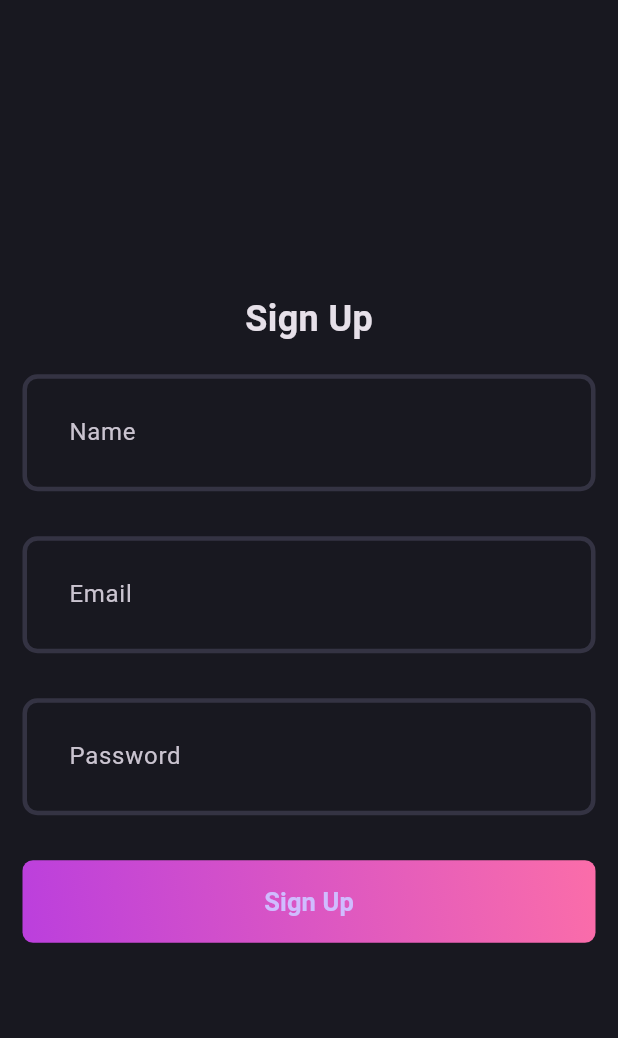
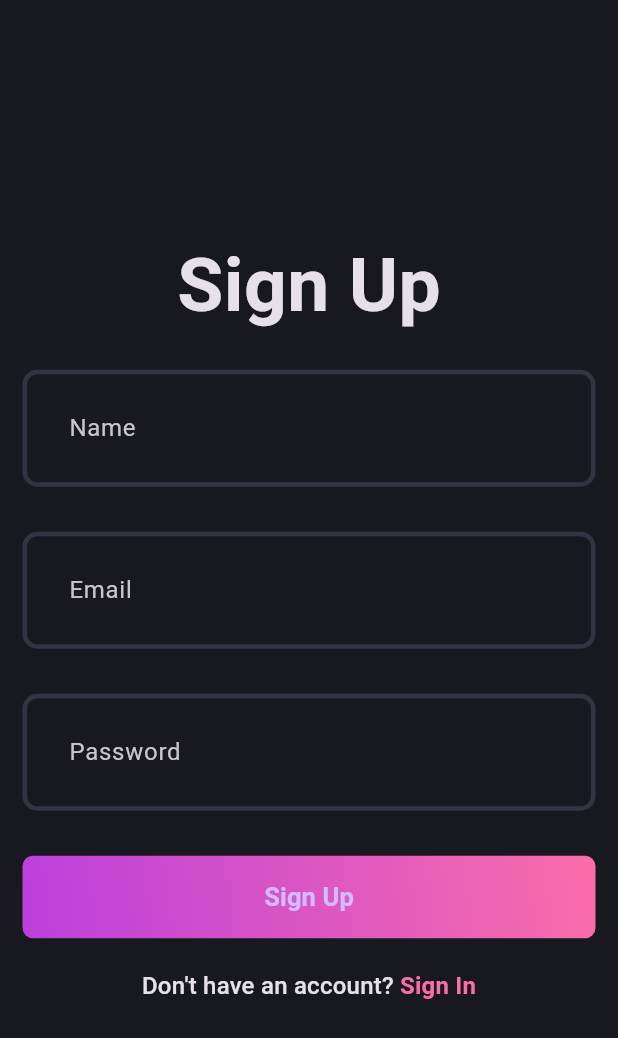
Before and after one commit to nguyenhcp2004/blog_app, a Flutter app: the screen it shows after launch, on a phone screen of 412 x 824 dp. Shown: the top 1038 px of the screen. Run offline on Flutter 3.47's test engine with Material 3 defaults, Android fonts, the phone set to English and light mode, and no system bars.

Commit message:
feat(form): form for signup page

```diff
--- a/lib/features/auth/presentation/pages/signup_page.dart
+++ b/lib/features/auth/presentation/pages/signup_page.dart
@@ -1,4 +1,5 @@
 import 'package:flutter/material.dart';
+import 'package:youtube_app/core/theme/app_pallete.dart';
 import 'package:youtube_app/features/auth/presentation/widgets/auth_field.dart';
 import 'package:youtube_app/features/auth/presentation/widgets/auth_gradient_button.dart';
 
@@ -10,27 +11,63 @@ class SignUpPage extends StatefulWidget {
 }
 
 class _SignUpPageState extends State<SignUpPage> {
+  final emailController = TextEditingController();
+  final passwordController = TextEditingController();
+  final nameController = TextEditingController();
+  final formKey = GlobalKey<FormState>();
+
+  @override
+  void dispose() {
+    emailController.dispose();
+    passwordController.dispose();
+    nameController.dispose();
+    super.dispose();
+  }
+
   @override
   Widget build(BuildContext context) {
     return Scaffold(
       body: Padding(
         padding: EdgeInsets.all(15.0),
+        child: Form(
+          key: formKey,
           child: Column(
             mainAxisAlignment: MainAxisAlignment.center,
             children: [
               const Text(
                 'Sign Up',
-              style: TextStyle(fontSize: 24, fontWeight: FontWeight.bold),
+                style: TextStyle(fontSize: 50, fontWeight: FontWeight.bold),
               ),
               const SizedBox(height: 20),
-            const AuthField(hintText: 'Name'),
+              AuthField(hintText: 'Name', controller: nameController),
               const SizedBox(height: 30),
-            const AuthField(hintText: 'Email'),
+              AuthField(hintText: 'Email', controller: emailController),
               const SizedBox(height: 30),
-            const AuthField(hintText: 'Password'),
+              AuthField(
+                hintText: 'Password',
+                isObscureText: true,
+                controller: passwordController,
+              ),
               const SizedBox(height: 30),
               AuthGradientButton(buttonText: 'Sign Up', onPressed: () {}),
+              const SizedBox(height: 20),
+              RichText(
+                text: TextSpan(
+                  text: 'Don\'t have an account? ',
+                  style: Theme.of(context).textTheme.titleMedium,
+                  children: <TextSpan>[
+                    TextSpan(
+                      text: 'Sign In',
+                      style: Theme.of(context).textTheme.titleMedium?.copyWith(
+                        color: AppPallete.gradient2,
+                        fontWeight: FontWeight.bold,
+                      ),
+                    ),
                   ],
+                ),
+              ),
+            ],
+          ),
         ),
       ),
     );
--- a/lib/features/auth/presentation/widgets/auth_field.dart
+++ b/lib/features/auth/presentation/widgets/auth_field.dart
@@ -2,19 +2,19 @@ import 'package:flutter/material.dart';
 
 class AuthField extends StatelessWidget {
   final String hintText;
-  // final TextEditingController controller;
+  final TextEditingController controller;
   final bool isObscureText;
   const AuthField({
     super.key,
     required this.hintText,
-    // required this.controller,
+    required this.controller,
     this.isObscureText = false,
   });
 
   @override
   Widget build(BuildContext context) {
     return TextFormField(
-      // controller: controller,
+      controller: controller,
       decoration: InputDecoration(hintText: hintText),
       validator: (value) {
         if (value!.isEmpty) {
```
Lines whose indentation alone changed are shown as unchanged.
